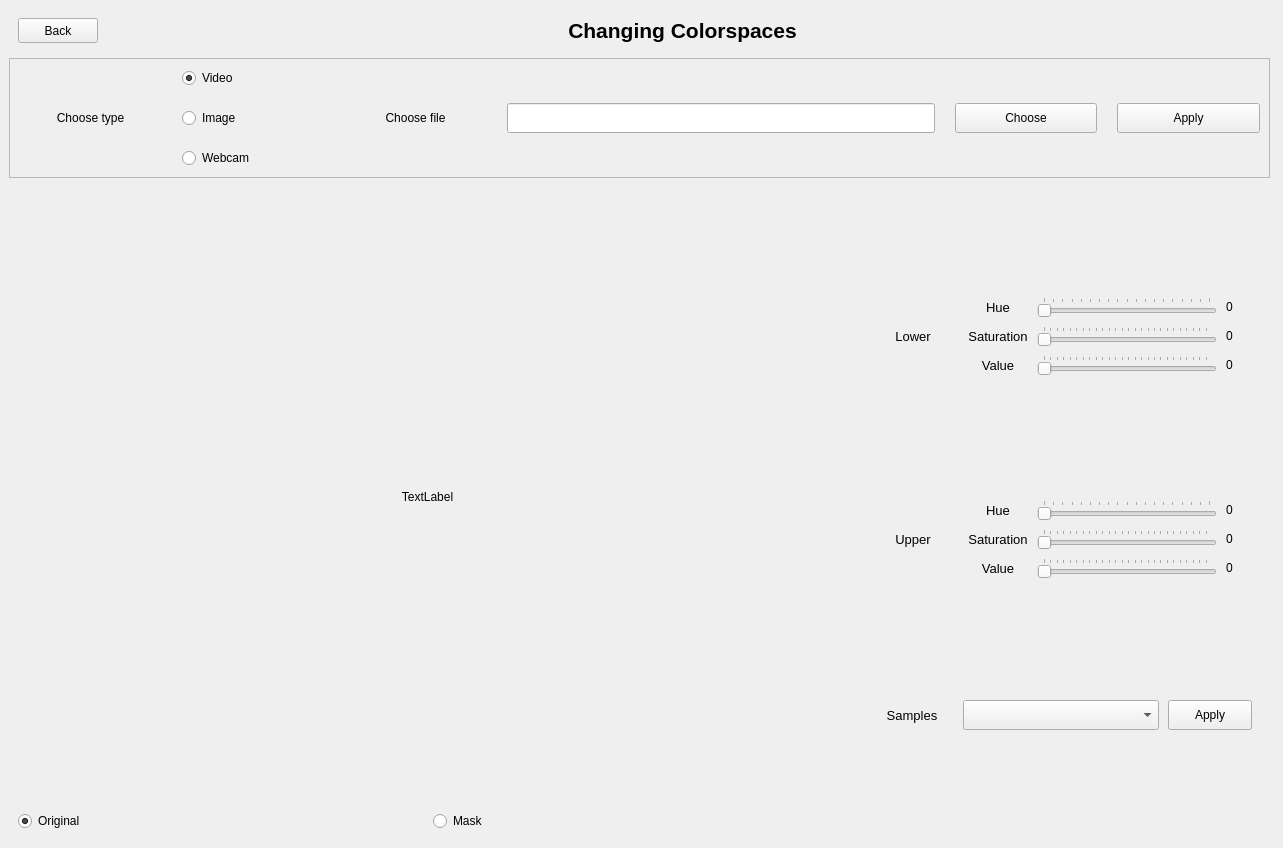
The window that ui/changing_colorspace.ui (quanglv1996/image-processing-cv2) describes before a commit, drawn with Qt 5.
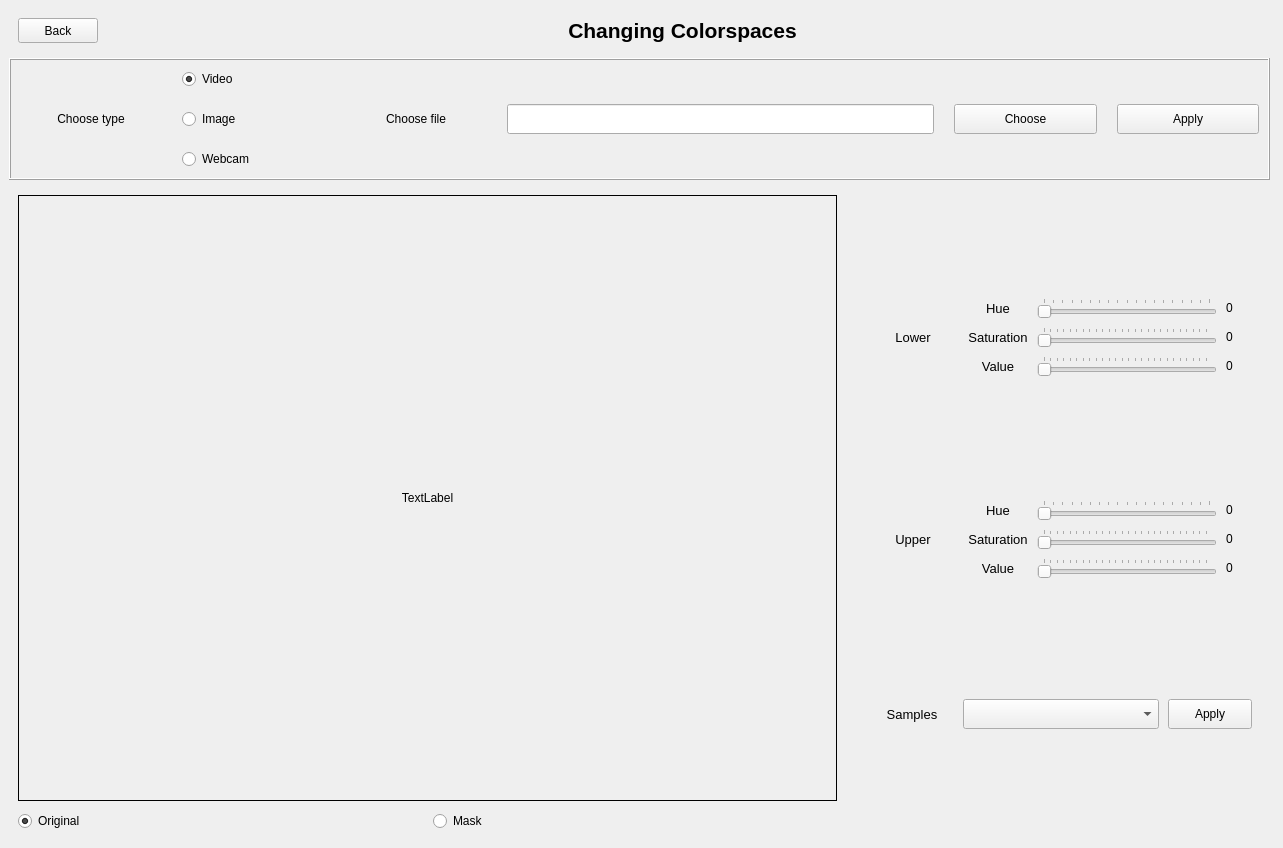
The same window after the commit.

```diff
--- a/ui/changing_colorspace.ui
+++ b/ui/changing_colorspace.ui
@@ -72,7 +72,7 @@
     <item>
      <widget class="QFrame" name="frame">
       <property name="frameShape">
-       <enum>QFrame::StyledPanel</enum>
+       <enum>QFrame::Box</enum>
       </property>
       <property name="frameShadow">
        <enum>QFrame::Raised</enum>
@@ -201,6 +201,12 @@
           <property name="autoFillBackground">
            <bool>true</bool>
           </property>
+          <property name="frameShape">
+           <enum>QFrame::Box</enum>
+          </property>
+          <property name="frameShadow">
+           <enum>QFrame::Plain</enum>
+          </property>
           <property name="text">
            <string>TextLabel</string>
           </property>
```
